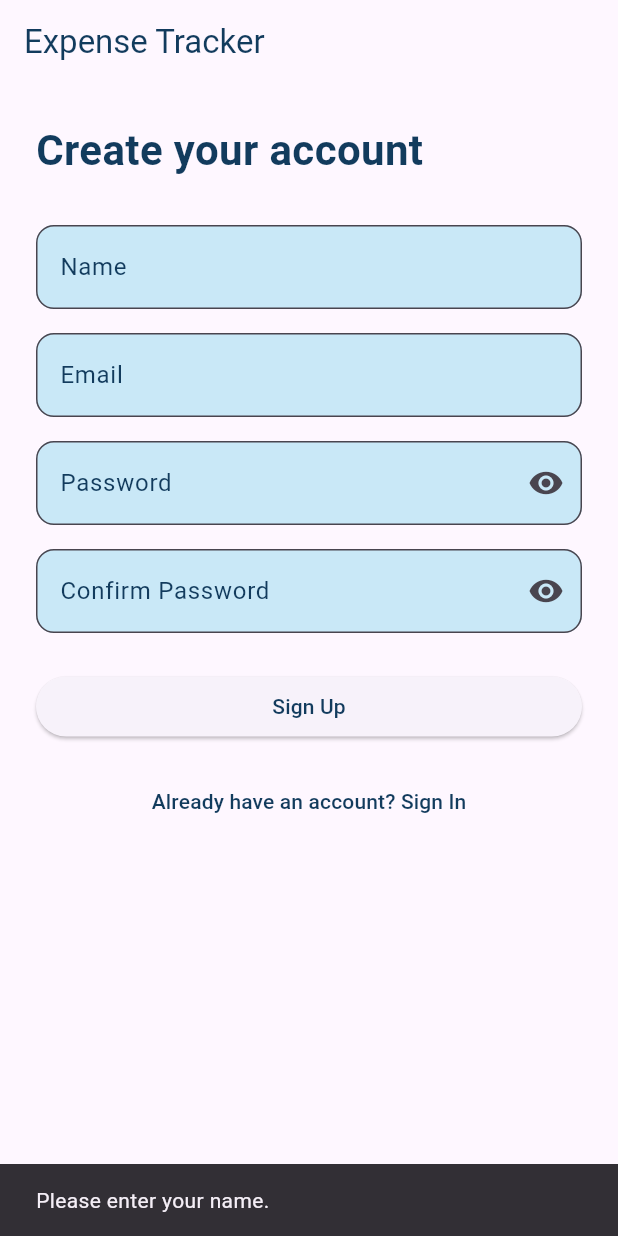
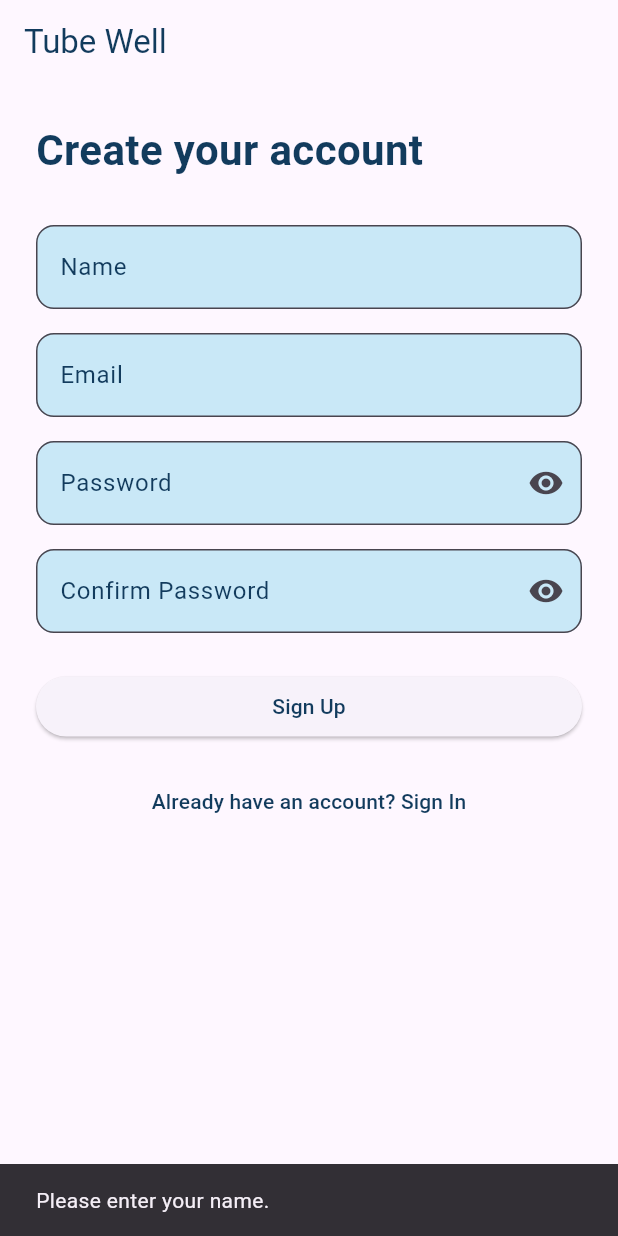
Before and after one commit to digitalirastudio/tube-well, a Flutter app: the screen it shows after launch, after a tap on "Sign Up", on a phone screen of 412 x 824 dp. Run offline on Flutter 3.47's test engine with Material 3 defaults, Android fonts, the light colour scheme and no system bars; our stand-ins replace firebase_auth, firebase_core; accounts and stored records are empty.

Commit message:
Build app bar and reorganize auth screens

```diff
--- /dev/null
+++ b/lib/Auth_Screens/auth_gate.dart
@@ -0,0 +1,35 @@
+import 'package:firebase_auth/firebase_auth.dart';
+import 'package:flutter/material.dart';
+import 'package:tube_well/Auth_Screens/signin_screen.dart';
+import 'package:tube_well/Screens/home_screen.dart';
+import 'package:tube_well/Auth_Screens/signup_screen.dart';
+
+class AuthGate extends StatelessWidget {
+  const AuthGate({super.key});
+
+  @override
+  Widget build(BuildContext context) {
+    return StreamBuilder<User?>(
+      stream: FirebaseAuth.instance.authStateChanges(),
+      builder: (context, snapshot) {
+        if (snapshot.connectionState == ConnectionState.waiting) {
+          return const Scaffold(
+            body: Center(child: CircularProgressIndicator()),
+          );
+        }
+
+        if (snapshot.hasData) {
+          final user = snapshot.data!;
+
+          if (user.emailVerified) {
+            return const HomeScreen();
+          }
+
+          return const SigninScreen();
+        }
+
+        return const SignupScreen();
+      },
+    );
+  }
+}
--- a/lib/Screens/signin_screen.dart
+++ b/lib/Auth_Screens/signin_screen.dart
@@ -2,8 +2,8 @@
 
 import 'package:flutter/material.dart';
 import 'package:firebase_auth/firebase_auth.dart';
+import 'package:tube_well/Auth_Screens/signup_screen.dart';
 import 'package:tube_well/Screens/home_screen.dart';
-import 'package:tube_well/Screens/signup_screen.dart';
 
 class SigninScreen extends StatefulWidget {
   const SigninScreen({super.key});
@@ -22,7 +22,7 @@ class _SigninScreenState extends State<SigninScreen> {
     return Scaffold(
       appBar: AppBar(
         title: const Text(
-          'Expense Tracker',
+          'Tube Well',
           style: TextStyle(color: Color(0xFF123B5D)),
         ),
       ),
--- a/lib/Screens/signup_screen.dart
+++ b/lib/Auth_Screens/signup_screen.dart
@@ -1,7 +1,7 @@
 // ignore_for_file: use_build_context_synchronously
 import 'package:flutter/material.dart';
 import 'package:firebase_auth/firebase_auth.dart';
-import 'package:tube_well/Screens/signin_screen.dart';
+import 'package:tube_well/Auth_Screens/signin_screen.dart';
 
 class SignupScreen extends StatefulWidget {
   const SignupScreen({super.key});
@@ -24,7 +24,7 @@ class _SignupScreenState extends State<SignupScreen> {
     return Scaffold(
       appBar: AppBar(
         title: const Text(
-          'Expense Tracker',
+          'Tube Well',
           style: TextStyle(color: Color(0xFF123B5D)),
         ),
       ),
--- /dev/null
+++ b/lib/Auth_Screens/splash_screen.dart
@@ -0,0 +1,62 @@
+import 'dart:async';
+
+import 'package:flutter/material.dart';
+
+import 'auth_gate.dart';
+
+class SplashScreen extends StatefulWidget {
+  const SplashScreen({super.key});
+
+  @override
+  State<SplashScreen> createState() => _SplashScreenState();
+}
+
+class _SplashScreenState extends State<SplashScreen> {
+  Timer? _timer;
+
+  @override
+  void initState() {
+    super.initState();
+
+    _timer = Timer(const Duration(seconds: 2), () {
+      if (!mounted) return;
+
+      Navigator.pushReplacement(
+        context,
+        MaterialPageRoute(builder: (context) => const AuthGate()),
+      );
+    });
+  }
+
+  @override
+  void dispose() {
+    _timer?.cancel();
+    super.dispose();
+  }
+
+  @override
+  Widget build(BuildContext context) {
+    return Scaffold(
+      backgroundColor: Color.fromARGB(255, 201, 232, 247),
+      body: Center(
+        child: Column(
+          mainAxisAlignment: MainAxisAlignment.center,
+          children: [
+            const Icon(Icons.water_drop, size: 100, color: Color(0xFF123B5D)),
+
+            const SizedBox(height: 20),
+
+            const Text(
+              'Tube Well',
+              style: TextStyle(
+                fontSize: 28,
+                fontWeight: FontWeight.bold,
+                color: Color(0xFF123B5D),
+              ),
+            ),
+          ],
+        ),
+      ),
+    );
+  }
+}
--- a/lib/main.dart
+++ b/lib/main.dart
@@ -1,7 +1,7 @@
 import 'package:flutter/material.dart';
 import 'package:firebase_core/firebase_core.dart';
 
-import 'package:tube_well/Screens/signup_screen.dart';
+import 'package:tube_well/Auth_Screens/splash_screen.dart';
 
 import 'firebase_options.dart';
 
@@ -20,7 +20,7 @@ class TubeWell extends StatelessWidget {
     return MaterialApp(
       debugShowCheckedModeBanner: false,
       title: 'Tube Well',
-      home: const SignupScreen(),
+      home: const SplashScreen(),
     );
   }
 }
```
Also changed, not shown: lib/Screens/home_screen.dart (+101 -6 lines).
